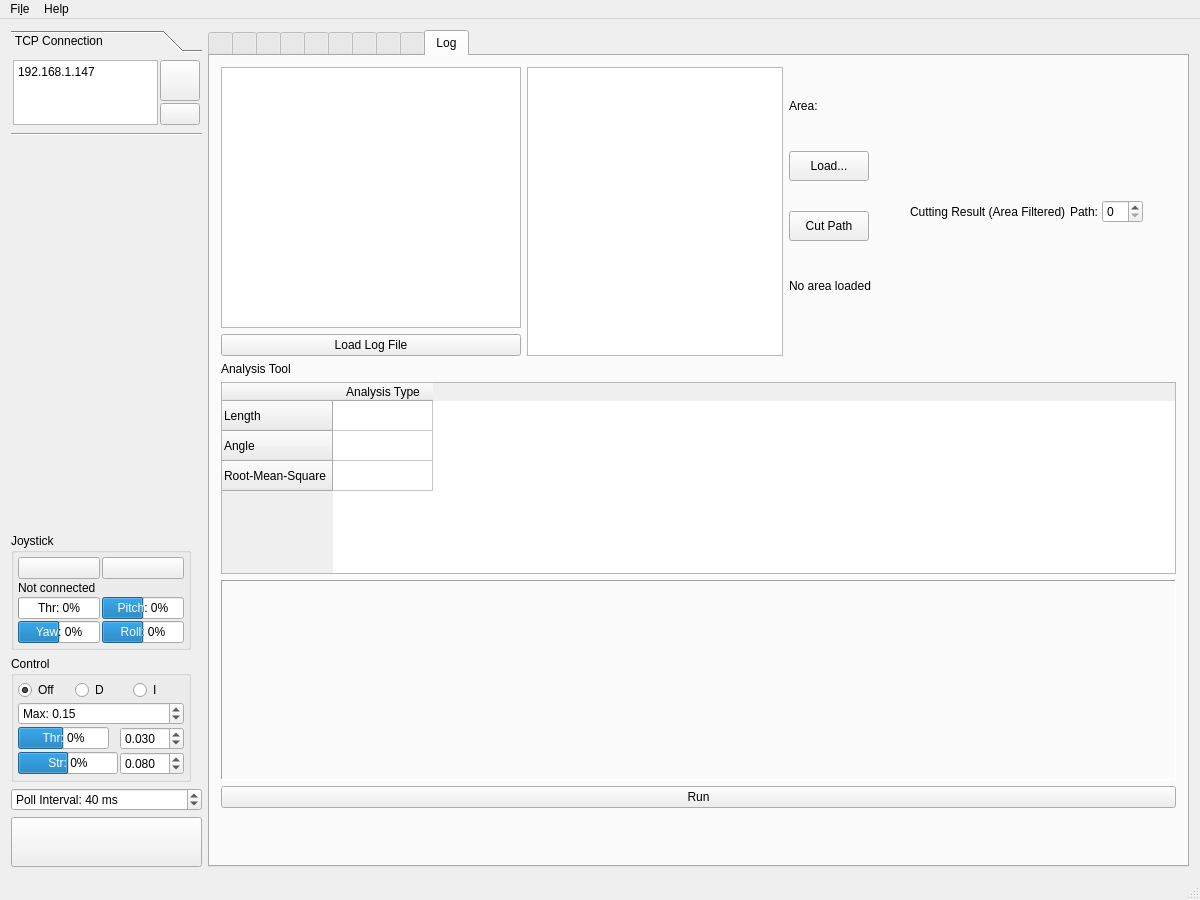
This is Linux/RControlStation/mainwindow.ui in GunnarLarssonSLU/rise_sdvp as Qt 5 draws it before an edit. The edited form follows.
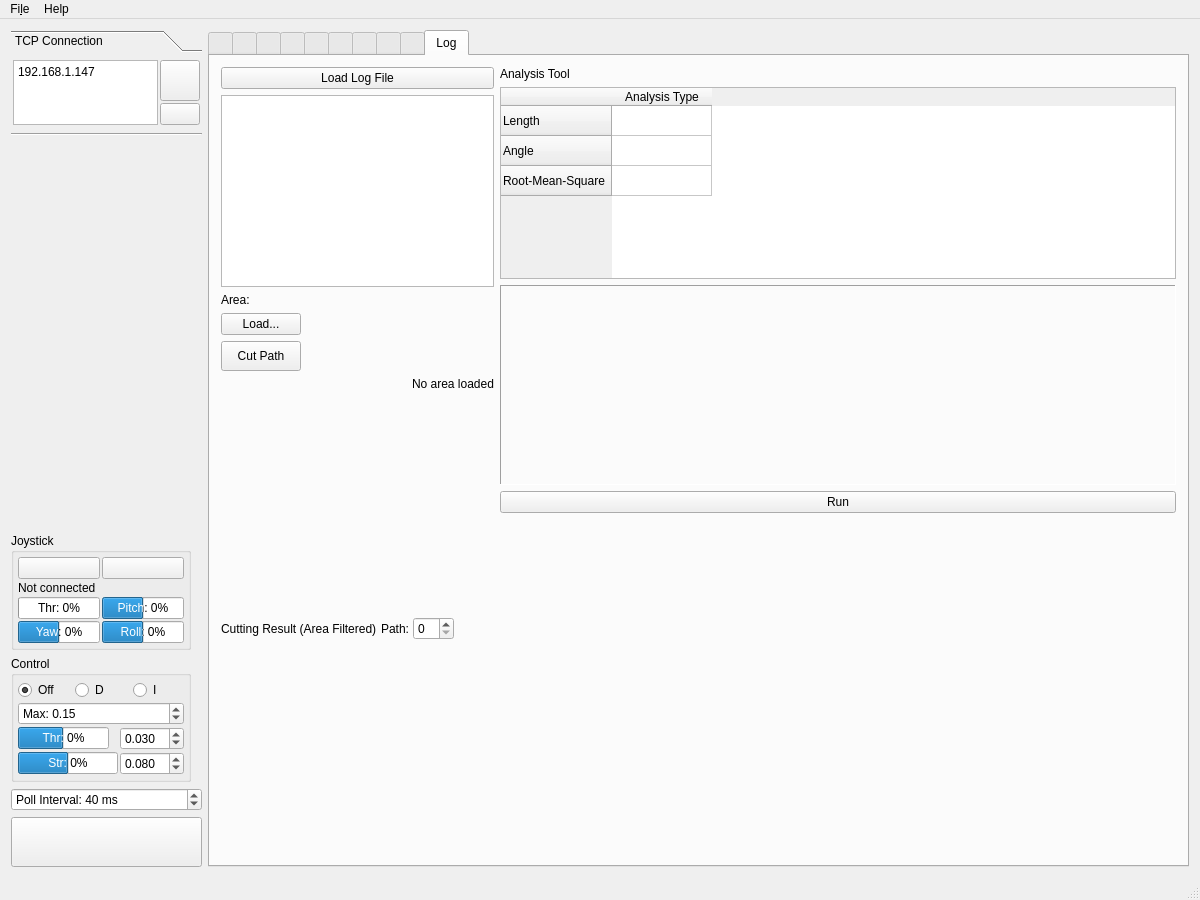
This is the edited form. Icons and pictures are not drawn. Custom widgets are drawn as their Qt base class.

```diff
--- a/Linux/RControlStation/mainwindow.ui
+++ b/Linux/RControlStation/mainwindow.ui
@@ -3514,30 +3514,12 @@
        <attribute name="title">
         <string>Log</string>
        </attribute>
-       <layout class="QVBoxLayout" name="vBoxLayoutMain">
+       <layout class="QHBoxLayout" name="hBoxLayoutMain" stretch="0,1">
         <item>
-         <layout class="QHBoxLayout" name="hBoxDisplay" stretch="0,0,0,0,1,0,1,0,0,0,0">
+         <layout class="QVBoxLayout" name="vBoxDisplay" stretch="0,0,0,0,1,0,1,0,0,0">
           <property name="sizeConstraint">
-           <enum>QLayout::SizeConstraint::SetFixedSize</enum>
+           <enum>QLayout::SizeConstraint::SetDefaultConstraint</enum>
           </property>
-          <item>
-          <layout class="QVBoxLayout" name="vBoxLayoutMain">
-           <item>
-           <widget class="QTableView" name="logFarmTable">
-            <property name="sizePolicy">
-             <sizepolicy hsizetype="Expanding" vsizetype="Expanding">
-              <horstretch>1</horstretch>
-              <verstretch>1</verstretch>
-             </sizepolicy>
-            </property>
-            <property name="minimumSize">
-             <size>
-              <width>300</width>
-              <height>200</height>
-             </size>
-            </property>
-           </widget>
-          </item>
           <item>
            <widget class="QPushButton" name="pushButtonLoadLogFile">
             <property name="text">
@@ -3545,14 +3527,10 @@
             </property>
            </widget>
           </item>
-          </layout>
-          </item>
           <item>
            <widget class="QListView" name="listLogfilesView"/>
           </item>
           <item>
-          <layout class="QVBoxLayout" name="vBoxLayoutMain">
-           <item>
            <widget class="QLabel" name="labelAreaFile">
             <property name="sizePolicy">
              <sizepolicy hsizetype="Fixed" vsizetype="Preferred">
@@ -3641,10 +3619,6 @@
             </property>
            </widget>
           </item>
-          </layout>
-          </item>
-
-
           <item>
            <widget class="MapWidget" name="mapWidgetAnalysis" native="true">
             <property name="sizePolicy">
@@ -3666,7 +3640,7 @@
                <string>Cutting Result (Area Filtered)</string>
               </property>
               <property name="alignment">
-               <set>Qt::AlignmentFlag::AlignLeading|Qt::AlignmentFlag::AlignLeft|Qt::AlignmentFlag::AlignVCenter</set>
+               <set>Qt::AlignmentFlag::AlignLeft|Qt::AlignmentFlag::AlignVCenter</set>
               </property>
              </widget>
             </item>
@@ -3740,26 +3714,26 @@
             <property name="selectionBehavior">
              <enum>QAbstractItemView::SelectionBehavior::SelectRows</enum>
             </property>
-            <row>
-             <property name="text">
-              <string>Length</string>
-             </property>
-            </row>
-            <row>
-             <property name="text">
-              <string>Angle</string>
-             </property>
-            </row>
-            <row>
-             <property name="text">
-              <string>Root-Mean-Square</string>
-             </property>
-            </row>
             <column>
              <property name="text">
               <string>Analysis Type</string>
              </property>
             </column>
+            <row>
+             <property name="text">
+              <string>Length</string>
+             </property>
+            </row>
+            <row>
+             <property name="text">
+              <string>Angle</string>
+             </property>
+            </row>
+            <row>
+             <property name="text">
+              <string>Root-Mean-Square</string>
+             </property>
+            </row>
            </widget>
           </item>
           <item>
```
Left out of the diff: 37 changed lines with no effect on the pictures.
